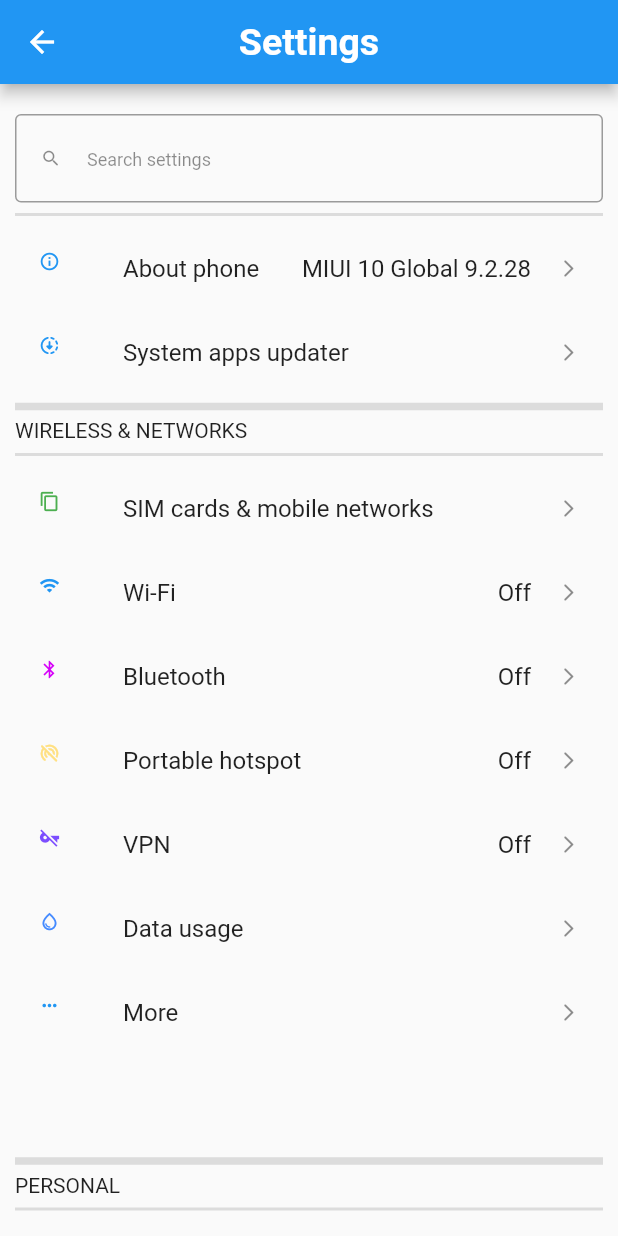
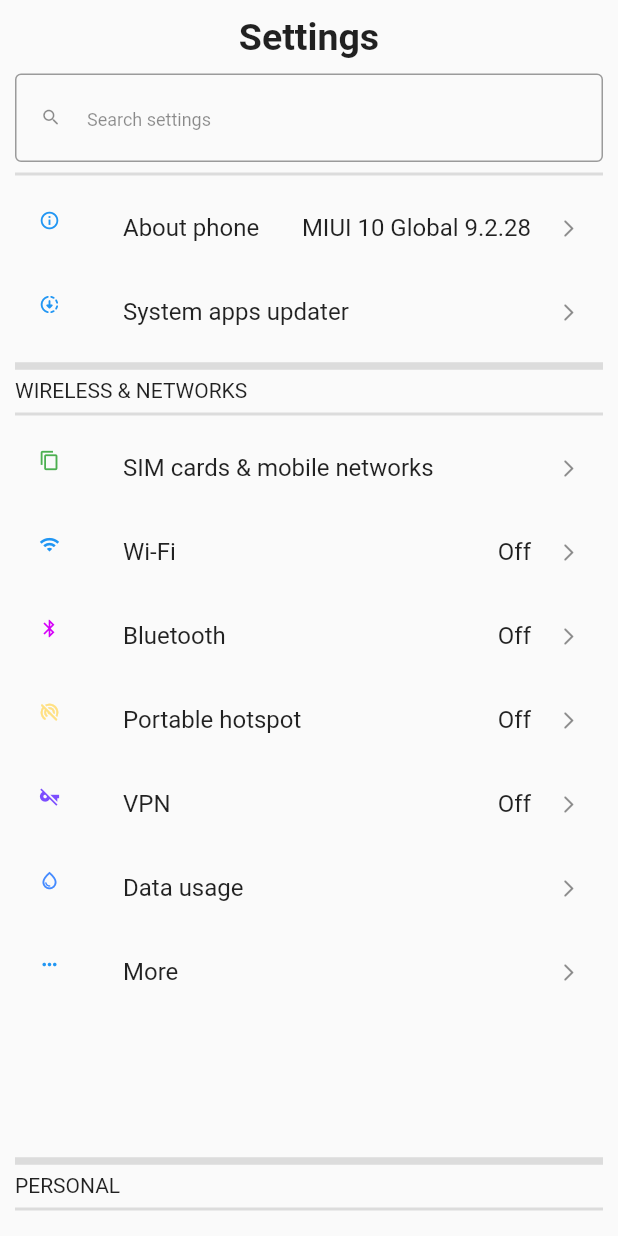
Before and after one commit to VivekTailor19/single_multi_child_widget_04, a Flutter app: the Settings_UI screen opened by its route, on a phone screen of 412 x 824 dp. Run offline on Flutter 3.47's test engine with Material 2 defaults, Android fonts, the light colour scheme and no system bars.

Commit message:
settings

```diff
--- a/lib/layouts_04/settings_UI.dart
+++ b/lib/layouts_04/settings_UI.dart
@@ -34,16 +34,14 @@
   Widget build(BuildContext context) {
     return SafeArea(
       child: Scaffold(
-        appBar: AppBar(
-            title: Text(
-              "Settings",
-              style: TextStyle(fontSize: 25, fontWeight: FontWeight.bold),
-            ),
-            centerTitle: true),
+
         body: Padding(
           padding: EdgeInsets.all(10),
           child: Column(
             children: [
+            Text(
+            "Settings",
+            style: TextStyle(fontSize: 25, fontWeight: FontWeight.bold,wordSpacing: 2),),
               SizedBox(height: 10),
               TextField(
                 decoration: InputDecoration(
```
